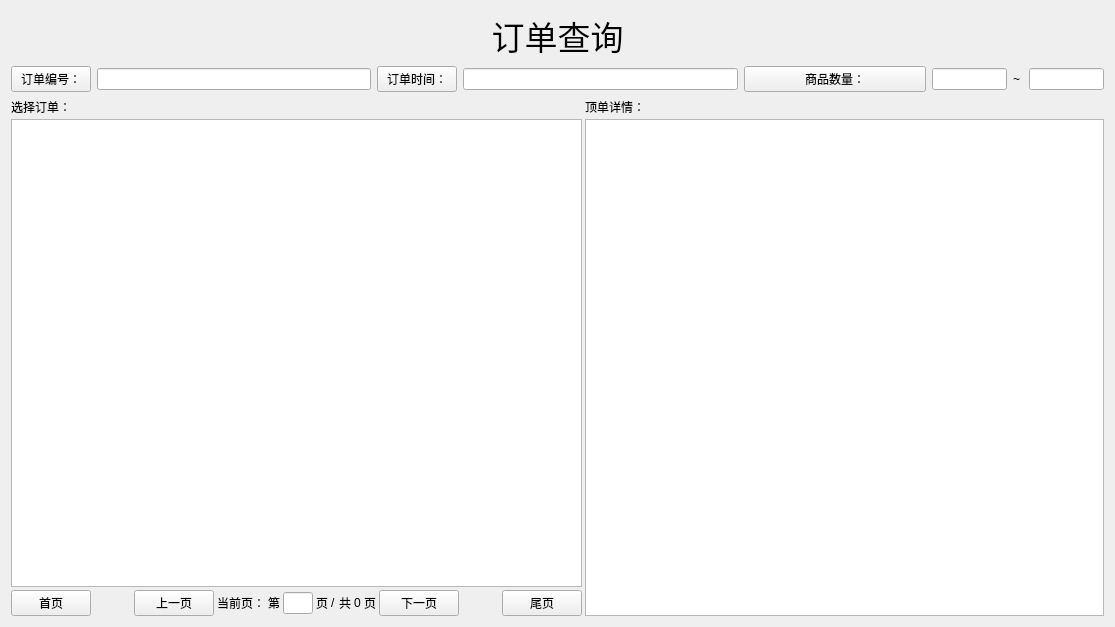
This is view/manager/widgetordermanager.ui in ylxcvvan/Supermarket-Commodity-Management-System as Qt 5 draws it before an edit. The edited form follows.
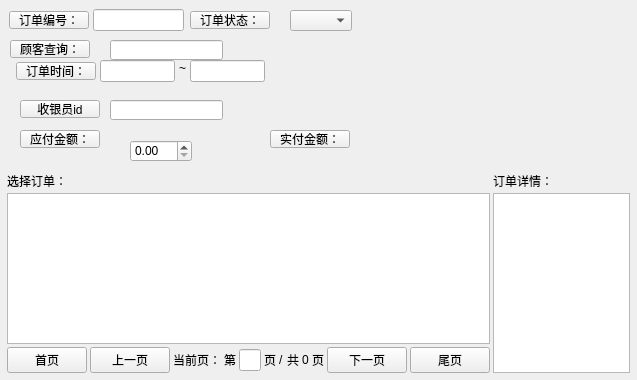
This is the edited form.

Commit message: 取消了左侧按钮的随界面的变大变小的设置，当窗口变大时，出现卡顿的bug仍需要解决

The edit to the form file:
```diff
--- a/view/manager/widgetordermanager.ui
+++ b/view/manager/widgetordermanager.ui
@@ -6,108 +6,114 @@
    <rect>
     <x>0</x>
     <y>0</y>
-    <width>1115</width>
-    <height>627</height>
+    <width>637</width>
+    <height>380</height>
    </rect>
   </property>
   <property name="windowTitle">
    <string>Form</string>
   </property>
-  <layout class="QVBoxLayout" name="verticalLayout_6">
-   <item>
-    <widget class="QLabel" name="label">
-     <property name="font">
-      <font>
-       <pointsize>25</pointsize>
-      </font>
-     </property>
+  <widget class="QComboBox" name="comboBox">
+   <property name="geometry">
+    <rect>
+     <x>290</x>
+     <y>10</y>
+     <width>62</width>
+     <height>21</height>
+    </rect>
+   </property>
+  </widget>
+  <widget class="QPushButton" name="pushButton_4">
+   <property name="geometry">
+    <rect>
+     <x>10</x>
+     <y>40</y>
+     <width>80</width>
+     <height>18</height>
+    </rect>
+   </property>
      <property name="text">
-      <string>订单查询</string>
-     </property>
-     <property name="alignment">
-      <set>Qt::AlignCenter</set>
-     </property>
-    </widget>
-   </item>
-   <item>
-    <layout class="QVBoxLayout" name="verticalLayout_5">
-     <item>
-      <layout class="QGridLayout" name="gridLayout">
-       <item row="0" column="0">
-        <layout class="QHBoxLayout" name="horizontalLayout_2">
-         <item>
-          <widget class="QPushButton" name="pushButton">
-           <property name="text">
-            <string>订单编号：</string>
-           </property>
-          </widget>
-         </item>
-         <item>
-          <widget class="QLineEdit" name="lineEdit"/>
-         </item>
-        </layout>
-       </item>
-       <item row="0" column="1">
-        <layout class="QHBoxLayout" name="horizontalLayout_3">
-         <item>
-          <widget class="QPushButton" name="pushButton_2">
+    <string>顾客查询：</string>
+   </property>
+  </widget>
+  <widget class="QLineEdit" name="lineEdit_2">
+   <property name="geometry">
+    <rect>
+     <x>110</x>
+     <y>100</y>
+     <width>113</width>
+     <height>20</height>
+    </rect>
+   </property>
+  </widget>
+  <widget class="QLineEdit" name="lineEdit_5">
+   <property name="geometry">
+    <rect>
+     <x>110</x>
+     <y>40</y>
+     <width>113</width>
+     <height>20</height>
+    </rect>
+   </property>
+  </widget>
+  <widget class="QPushButton" name="pushButton_6">
+   <property name="geometry">
+    <rect>
+     <x>20</x>
+     <y>130</y>
+     <width>80</width>
+     <height>18</height>
+    </rect>
+   </property>
            <property name="text">
-            <string>订单时间：</string>
-           </property>
-          </widget>
-         </item>
-         <item>
-          <widget class="QLineEdit" name="lineEdit_2"/>
-         </item>
-        </layout>
-       </item>
-       <item row="0" column="2">
-        <layout class="QHBoxLayout" name="horizontalLayout_4">
-         <item>
-          <widget class="QPushButton" name="pushButton_3">
+    <string>应付金额：</string>
+   </property>
+  </widget>
+  <widget class="QPushButton" name="pushButton_7">
+   <property name="geometry">
+    <rect>
+     <x>270</x>
+     <y>130</y>
+     <width>80</width>
+     <height>18</height>
+    </rect>
+   </property>
            <property name="text">
-            <string>商品数量：</string>
-           </property>
-          </widget>
-         </item>
-         <item>
-          <widget class="QLineEdit" name="lineEdit_3">
-           <property name="maximumSize">
-            <size>
-             <width>75</width>
-             <height>16777215</height>
-            </size>
-           </property>
-          </widget>
-         </item>
-         <item>
-          <widget class="QLabel" name="label_4">
-           <property name="maximumSize">
-            <size>
-             <width>10</width>
-             <height>16777215</height>
-            </size>
-           </property>
+    <string>实付金额：</string>
+   </property>
+  </widget>
+  <widget class="QPushButton" name="pushButton_5">
+   <property name="geometry">
+    <rect>
+     <x>20</x>
+     <y>100</y>
+     <width>80</width>
+     <height>18</height>
+    </rect>
+   </property>
            <property name="text">
-            <string>~</string>
-           </property>
-          </widget>
-         </item>
-         <item>
-          <widget class="QLineEdit" name="lineEdit_4">
-           <property name="maximumSize">
-            <size>
-             <width>75</width>
-             <height>16777215</height>
-            </size>
-           </property>
-          </widget>
-         </item>
-        </layout>
-       </item>
-      </layout>
-     </item>
-     <item>
+    <string>收银员id</string>
+   </property>
+  </widget>
+  <widget class="QDoubleSpinBox" name="doubleSpinBox">
+   <property name="geometry">
+    <rect>
+     <x>130</x>
+     <y>140</y>
+     <width>62</width>
+     <height>22</height>
+    </rect>
+   </property>
+  </widget>
+  <widget class="QWidget" name="">
+   <property name="geometry">
+    <rect>
+     <x>7</x>
+     <y>172</y>
+     <width>623</width>
+     <height>201</height>
+    </rect>
+   </property>
       <layout class="QHBoxLayout" name="horizontalLayout" stretch="0,0">
        <property name="spacing">
         <number>3</number>
@@ -262,7 +268,7 @@
          <item>
           <widget class="QLabel" name="label_3">
            <property name="text">
-            <string>顶单详情：</string>
+         <string>订单详情：</string>
            </property>
           </widget>
          </item>
@@ -272,10 +278,107 @@
         </layout>
        </item>
       </layout>
-     </item>
-    </layout>
-   </item>
-  </layout>
+  </widget>
+  <widget class="QLineEdit" name="lineEdit">
+   <property name="geometry">
+    <rect>
+     <x>93</x>
+     <y>9</y>
+     <width>91</width>
+     <height>22</height>
+    </rect>
+   </property>
+  </widget>
+  <widget class="QPushButton" name="pushButton">
+   <property name="geometry">
+    <rect>
+     <x>9</x>
+     <y>11</y>
+     <width>80</width>
+     <height>18</height>
+    </rect>
+   </property>
+   <property name="text">
+    <string>订单编号：</string>
+   </property>
+  </widget>
+  <widget class="QPushButton" name="pushButton_2">
+   <property name="geometry">
+    <rect>
+     <x>190</x>
+     <y>11</y>
+     <width>80</width>
+     <height>18</height>
+    </rect>
+   </property>
+   <property name="text">
+    <string>订单状态：</string>
+   </property>
+  </widget>
+  <widget class="QLabel" name="label_4">
+   <property name="geometry">
+    <rect>
+     <x>179</x>
+     <y>60</y>
+     <width>10</width>
+     <height>16</height>
+    </rect>
+   </property>
+   <property name="maximumSize">
+    <size>
+     <width>10</width>
+     <height>16777215</height>
+    </size>
+   </property>
+   <property name="text">
+    <string>~</string>
+   </property>
+  </widget>
+  <widget class="QPushButton" name="pushButton_3">
+   <property name="geometry">
+    <rect>
+     <x>16</x>
+     <y>62</y>
+     <width>80</width>
+     <height>18</height>
+    </rect>
+   </property>
+   <property name="text">
+    <string>订单时间：</string>
+   </property>
+  </widget>
+  <widget class="QLineEdit" name="lineEdit_4">
+   <property name="geometry">
+    <rect>
+     <x>190</x>
+     <y>60</y>
+     <width>75</width>
+     <height>22</height>
+    </rect>
+   </property>
+   <property name="maximumSize">
+    <size>
+     <width>75</width>
+     <height>16777215</height>
+    </size>
+   </property>
+  </widget>
+  <widget class="QLineEdit" name="lineEdit_3">
+   <property name="geometry">
+    <rect>
+     <x>100</x>
+     <y>60</y>
+     <width>75</width>
+     <height>22</height>
+    </rect>
+   </property>
+   <property name="maximumSize">
+    <size>
+     <width>75</width>
+     <height>16777215</height>
+    </size>
+   </property>
+  </widget>
  </widget>
  <resources/>
  <connections/>
```
Lines whose indentation alone changed are shown as unchanged. The commit also changes 6 other files.
